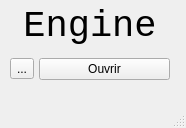
Before: the Qt Designer form Project2/pipeline/ui/My_window.ui in JorisSAN/PythonInDCC, drawn with Qt 5.
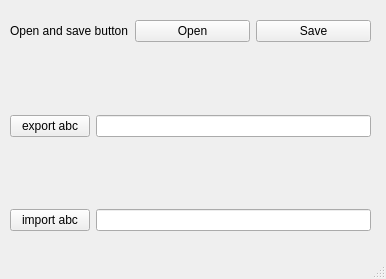
After: the same form once the commit is applied.

Patch:
```diff
--- a/Project2/pipeline/ui/My_window.ui
+++ b/Project2/pipeline/ui/My_window.ui
@@ -6,8 +6,8 @@
    <rect>
     <x>0</x>
     <y>0</y>
-    <width>186</width>
-    <height>128</height>
+    <width>386</width>
+    <height>279</height>
    </rect>
   </property>
   <property name="windowTitle">
@@ -18,55 +18,85 @@
     <property name="geometry">
      <rect>
       <x>10</x>
-      <y>0</y>
-      <width>160</width>
-      <height>80</height>
+      <y>20</y>
+      <width>361</width>
+      <height>211</height>
      </rect>
     </property>
     <layout class="QVBoxLayout" name="verticalLayout">
-     <item>
-      <widget class="QLabel" name="label">
-       <property name="font">
-        <font>
-         <family>Courier New</family>
-         <pointsize>28</pointsize>
-         <weight>50</weight>
-         <bold>false</bold>
-        </font>
-       </property>
-       <property name="text">
-        <string>Engine</string>
-       </property>
-       <property name="alignment">
-        <set>Qt::AlignCenter</set>
-       </property>
-      </widget>
-     </item>
      <item>
       <layout class="QHBoxLayout" name="horizontalLayout">
-       <property name="spacing">
-        <number>5</number>
-       </property>
        <item>
-        <widget class="QToolButton" name="select_button">
+        <widget class="QLabel" name="label">
          <property name="text">
-          <string>...</string>
+          <string>Open and save button</string>
          </property>
         </widget>
        </item>
        <item>
         <widget class="QPushButton" name="open_button">
          <property name="text">
-          <string>Ouvrir</string>
+          <string>Open</string>
          </property>
-         <property name="iconSize">
+        </widget>
+       </item>
+       <item>
+        <widget class="QPushButton" name="save_button">
+         <property name="text">
+          <string>Save</string>
+         </property>
+        </widget>
+       </item>
+      </layout>
+     </item>
+     <item>
+      <layout class="QFormLayout" name="formLayout_2">
+       <item row="0" column="0" colspan="2">
+        <spacer name="verticalSpacer_4">
+         <property name="orientation">
+          <enum>Qt::Vertical</enum>
+         </property>
+         <property name="sizeHint" stdset="0">
           <size>
-           <width>16</width>
-           <height>16</height>
+           <width>20</width>
+           <height>40</height>
           </size>
          </property>
+        </spacer>
+       </item>
+       <item row="1" column="0">
+        <widget class="QPushButton" name="export_button">
+         <property name="text">
+          <string>export abc</string>
+         </property>
         </widget>
        </item>
+       <item row="1" column="1">
+        <widget class="QLineEdit" name="name_export"/>
+       </item>
+       <item row="2" column="1">
+        <spacer name="verticalSpacer_7">
+         <property name="orientation">
+          <enum>Qt::Vertical</enum>
+         </property>
+         <property name="sizeHint" stdset="0">
+          <size>
+           <width>20</width>
+           <height>40</height>
+          </size>
+         </property>
+        </spacer>
+       </item>
+       <item row="3" column="0">
+        <widget class="QPushButton" name="import_button">
+         <property name="text">
+          <string>import abc</string>
+         </property>
+        </widget>
+       </item>
+       <item row="3" column="1">
+        <widget class="QLineEdit" name="import_directory"/>
+       </item>
       </layout>
      </item>
     </layout>
```
Left out of the diff: 10 changed lines with no effect on the pictures.
